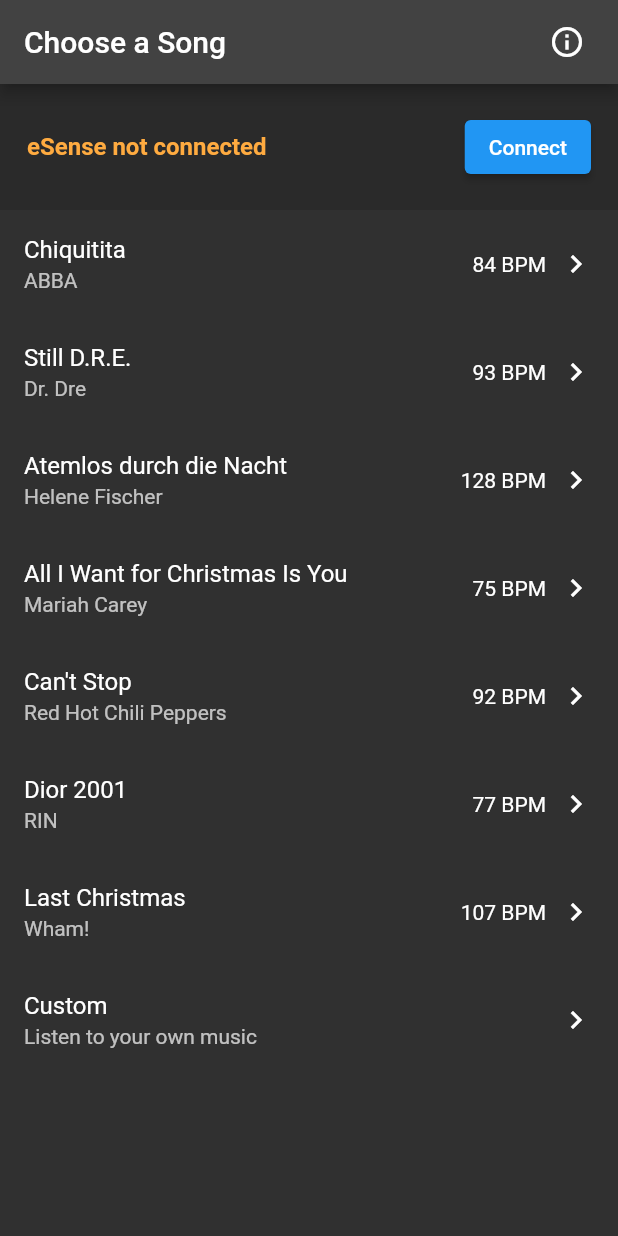
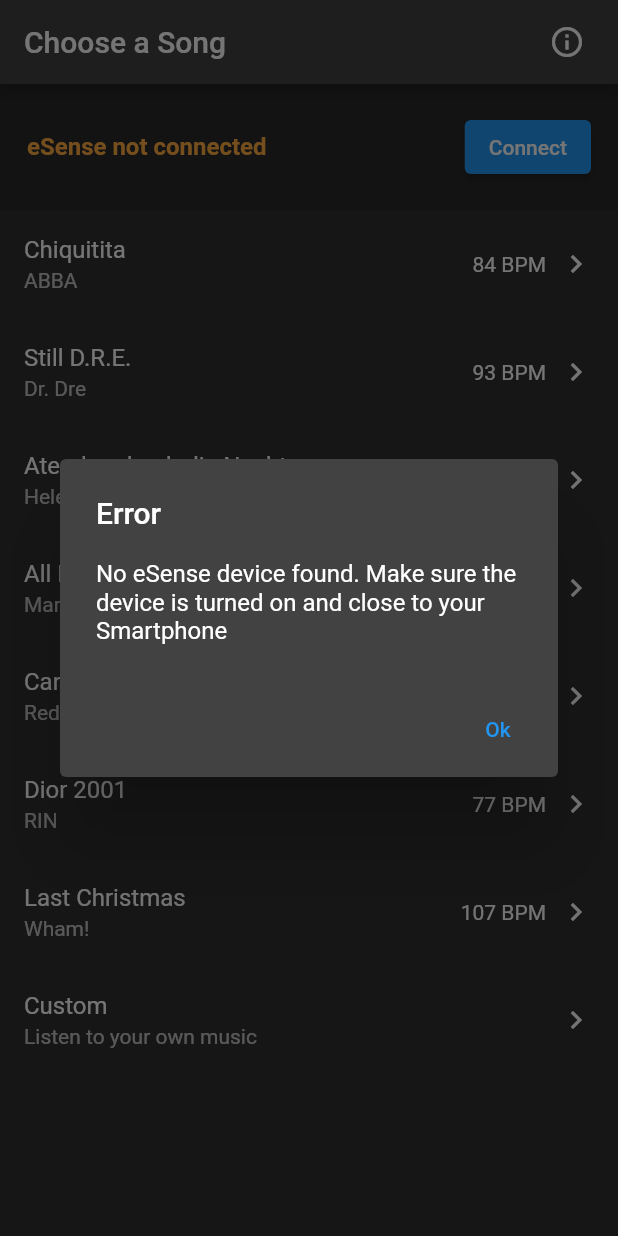
Before and after one commit to Voakie/headbang, a Flutter app: the screen it shows after launch, after a tap on "Connect", on a phone screen of 412 x 824 dp. Run offline on Flutter 3.47's test engine with Material 2 defaults, Android fonts, the phone set to English and light mode, and no system bars; our stand-ins replace flutter_blue, just_audio, permission_handler; missing offline and left inert: esense_flutter.

Commit message:
Add error dialog

```diff
--- a/lib/device_manager.dart
+++ b/lib/device_manager.dart
@@ -52,7 +52,7 @@ class DeviceManager {
     s.cancel();
 
     if (device == null) {
-      throw "no eSense device found, regex mismatch";
+      throw "No eSense device found. Make sure the device is turned on and close to your Smartphone";
     }
 
     _eSenseManager?.disconnect().ignore();
--- /dev/null
+++ b/lib/views/error_dialog.dart
@@ -0,0 +1,37 @@
+import 'package:flutter/cupertino.dart';
+import 'package:flutter/material.dart';
+
+showErrorDialog(
+    {required BuildContext context, String title = "", String text = ""}) {
+  showDialog(
+      context: context,
+      builder: (context) {
+        return ErrorDialog(title: title, text: text);
+      });
+}
+
+class ErrorDialog extends StatelessWidget {
+  final String title;
+  final String text;
+
+  const ErrorDialog({super.key, required this.title, required this.text});
+
+  dismiss(BuildContext context) {
+    Navigator.of(context).pop();
+  }
+
+  @override
+  Widget build(BuildContext context) {
+    return AlertDialog(
+      title: Text(title),
+      content: Text(text),
+      actions: [
+        TextButton(
+            onPressed: () {
+              dismiss(context);
+            },
+            child: const Text("Ok"))
+      ],
+    );
+  }
+}
--- a/lib/views/esense_status_view.dart
+++ b/lib/views/esense_status_view.dart
@@ -4,6 +4,8 @@ import 'package:esense_flutter/esense.dart';
 import 'package:flutter/foundation.dart';
 import 'package:flutter/material.dart';
 import 'package:headbang/device_manager.dart';
+
+import 'error_dialog.dart';
 
 class EsenseStatusView extends StatefulWidget {
   const EsenseStatusView({super.key});
@@ -60,7 +62,7 @@ class _EsenseStatusViewState extends State<EsenseStatusView> {
     }
   }
 
-  void connect() async {
+  void connect(BuildContext context) async {
     if (!deviceManager.connected) {
       setState(() {
         _connecting = true;
@@ -76,6 +78,7 @@ class _EsenseStatusViewState extends State<EsenseStatusView> {
           print(
               "Exception occurred in connect(): $e. DEVICE STATUS: Connected: ${deviceManager.connected}");
         }
+        showErrorDialog(context: context, title: "Error", text: e.toString());
         setState(() {
           _connecting = false;
         });
@@ -111,7 +114,9 @@ class _EsenseStatusViewState extends State<EsenseStatusView> {
       );
     } else {
       return ElevatedButton(
-        onPressed: connect,
+        onPressed: () {
+          connect(context);
+        },
         child: const Text("Connect"),
       );
     }
```
